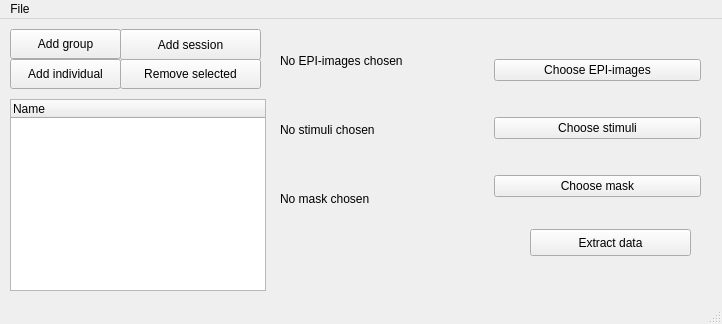
The window that src/ui/mainwindow.ui (pfechd/jabe) describes before a commit, drawn with Qt 5.
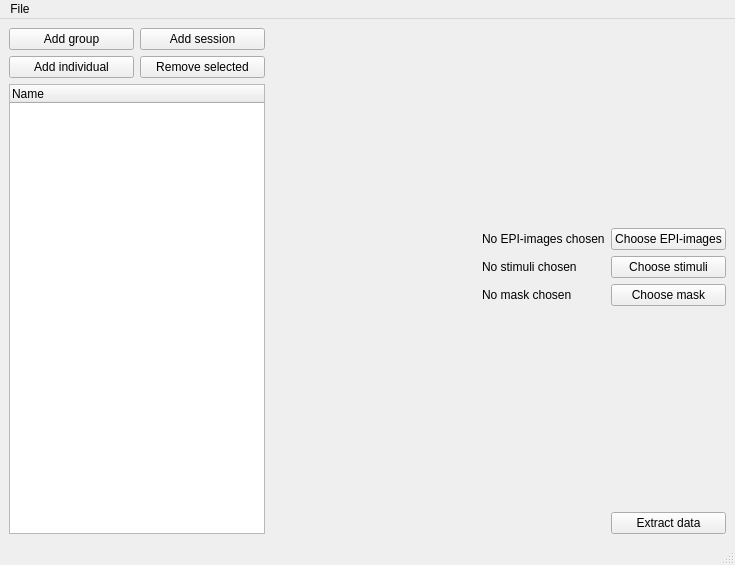
The same window after the commit.

Commit message: Fix layout in mainwindow

Diff of the .ui file:
```diff
--- a/src/ui/mainwindow.ui
+++ b/src/ui/mainwindow.ui
@@ -6,173 +6,174 @@
    <rect>
     <x>0</x>
     <y>0</y>
-    <width>722</width>
-    <height>324</height>
+    <width>735</width>
+    <height>565</height>
    </rect>
   </property>
   <property name="windowTitle">
    <string>Prototype</string>
   </property>
   <widget class="QWidget" name="centralwidget">
-   <widget class="QPushButton" name="pushButton">
-    <property name="geometry">
-     <rect>
-      <x>530</x>
-      <y>210</y>
-      <width>161</width>
-      <height>27</height>
-     </rect>
-    </property>
-    <property name="text">
-     <string>Extract data</string>
-    </property>
-   </widget>
-   <widget class="QWidget" name="horizontalLayoutWidget">
-    <property name="geometry">
-     <rect>
-      <x>280</x>
-      <y>10</y>
-      <width>421</width>
-      <height>201</height>
-     </rect>
-    </property>
-    <layout class="QHBoxLayout" name="horizontalLayout">
-     <item>
-      <layout class="QVBoxLayout" name="verticalLayout_3">
-       <item>
-        <widget class="QLabel" name="brainLabel">
+   <layout class="QHBoxLayout" name="horizontalLayout_2">
+    <item>
+     <layout class="QVBoxLayout" name="verticalLayout">
+      <item>
+       <layout class="QGridLayout" name="gridLayout">
+        <item row="1" column="1">
+         <widget class="QPushButton" name="remove_button">
+          <property name="text">
+           <string>Remove selected</string>
+          </property>
+         </widget>
+        </item>
+        <item row="1" column="0">
+         <widget class="QPushButton" name="add_individual_button">
+          <property name="text">
+           <string>Add individual</string>
+          </property>
+         </widget>
+        </item>
+        <item row="0" column="1">
+         <widget class="QPushButton" name="add_session_button">
+          <property name="text">
+           <string>Add session</string>
+          </property>
+         </widget>
+        </item>
+        <item row="0" column="0">
+         <widget class="QPushButton" name="add_group_button">
+          <property name="text">
+           <string>Add group</string>
+          </property>
+         </widget>
+        </item>
+       </layout>
+      </item>
+      <item>
+       <widget class="QTreeWidget" name="tree_widget">
+        <column>
          <property name="text">
-          <string>No EPI-images chosen</string>
+          <string>Name</string>
          </property>
-         <property name="wordWrap">
-          <bool>true</bool>
-         </property>
-        </widget>
-       </item>
-       <item>
-        <widget class="QLabel" name="stimuliLabel">
-         <property name="text">
-          <string>No stimuli chosen</string>
-         </property>
-         <property name="wordWrap">
-          <bool>true</bool>
-         </property>
-        </widget>
-       </item>
-       <item>
-        <widget class="QLabel" name="maskLabel">
-         <property name="text">
-          <string>No mask chosen</string>
-         </property>
-         <property name="wordWrap">
-          <bool>true</bool>
-         </property>
-        </widget>
-       </item>
-      </layout>
-     </item>
-     <item>
-      <layout class="QVBoxLayout" name="verticalLayout_2">
-       <item>
-        <widget class="QPushButton" name="brainButton">
-         <property name="text">
-          <string>Choose EPI-images</string>
-         </property>
-        </widget>
-       </item>
-       <item>
-        <widget class="QPushButton" name="stimuliButton">
-         <property name="text">
-          <string>Choose stimuli</string>
-         </property>
-        </widget>
-       </item>
-       <item>
-        <widget class="QPushButton" name="maskButton">
-         <property name="text">
-          <string>Choose mask</string>
-         </property>
-        </widget>
-       </item>
-      </layout>
-     </item>
-    </layout>
-   </widget>
-   <widget class="QPushButton" name="add_individual_button">
-    <property name="geometry">
-     <rect>
-      <x>10</x>
-      <y>40</y>
-      <width>111</width>
-      <height>30</height>
-     </rect>
-    </property>
-    <property name="text">
-     <string>Add individual</string>
-    </property>
-   </widget>
-   <widget class="QPushButton" name="remove_button">
-    <property name="geometry">
-     <rect>
-      <x>120</x>
-      <y>40</y>
-      <width>141</width>
-      <height>30</height>
-     </rect>
-    </property>
-    <property name="text">
-     <string>Remove selected</string>
-    </property>
-   </widget>
-   <widget class="QPushButton" name="add_group_button">
-    <property name="geometry">
-     <rect>
-      <x>10</x>
-      <y>10</y>
-      <width>111</width>
-      <height>30</height>
-     </rect>
-    </property>
-    <property name="text">
-     <string>Add group</string>
-    </property>
-   </widget>
-   <widget class="QTreeWidget" name="tree_widget">
-    <property name="geometry">
-     <rect>
-      <x>10</x>
-      <y>80</y>
-      <width>256</width>
-      <height>192</height>
-     </rect>
-    </property>
-    <column>
-     <property name="text">
-      <string>Name</string>
-     </property>
-    </column>
-   </widget>
-   <widget class="QPushButton" name="add_session_button">
-    <property name="geometry">
-     <rect>
-      <x>120</x>
-      <y>10</y>
-      <width>141</width>
-      <height>31</height>
-     </rect>
-    </property>
-    <property name="text">
-     <string>Add session</string>
-    </property>
-   </widget>
+        </column>
+       </widget>
+      </item>
+     </layout>
+    </item>
+    <item>
+     <spacer name="horizontalSpacer">
+      <property name="orientation">
+       <enum>Qt::Horizontal</enum>
+      </property>
+      <property name="sizeHint" stdset="0">
+       <size>
+        <width>40</width>
+        <height>20</height>
+       </size>
+      </property>
+     </spacer>
+    </item>
+    <item>
+     <layout class="QVBoxLayout" name="verticalLayout_4">
+      <item>
+       <layout class="QGridLayout" name="gridLayout_3">
+        <item row="4" column="1">
+         <spacer name="verticalSpacer">
+          <property name="orientation">
+           <enum>Qt::Vertical</enum>
+          </property>
+          <property name="sizeHint" stdset="0">
+           <size>
+            <width>20</width>
+            <height>40</height>
+           </size>
+          </property>
+         </spacer>
+        </item>
+        <item row="2" column="1">
+         <widget class="QPushButton" name="stimuliButton">
+          <property name="text">
+           <string>Choose stimuli</string>
+          </property>
+         </widget>
+        </item>
+        <item row="1" column="1">
+         <widget class="QPushButton" name="brainButton">
+          <property name="text">
+           <string>Choose EPI-images</string>
+          </property>
+         </widget>
+        </item>
+        <item row="2" column="0">
+         <widget class="QLabel" name="stimuliLabel">
+          <property name="text">
+           <string>No stimuli chosen</string>
+          </property>
+          <property name="wordWrap">
+           <bool>true</bool>
+          </property>
+         </widget>
+        </item>
+        <item row="5" column="1">
+         <widget class="QPushButton" name="pushButton">
+          <property name="text">
+           <string>Extract data</string>
+          </property>
+         </widget>
+        </item>
+        <item row="3" column="0">
+         <widget class="QLabel" name="maskLabel">
+          <property name="text">
+           <string>No mask chosen</string>
+          </property>
+          <property name="wordWrap">
+           <bool>true</bool>
+          </property>
+         </widget>
+        </item>
+        <item row="1" column="0">
+         <widget class="QLabel" name="brainLabel">
+          <property name="text">
+           <string>No EPI-images chosen</string>
+          </property>
+          <property name="wordWrap">
+           <bool>true</bool>
+          </property>
+         </widget>
+        </item>
+        <item row="3" column="1">
+         <widget class="QPushButton" name="maskButton">
+          <property name="text">
+           <string>Choose mask</string>
+          </property>
+         </widget>
+        </item>
+        <item row="0" column="1">
+         <spacer name="verticalSpacer_2">
+          <property name="orientation">
+           <enum>Qt::Vertical</enum>
+          </property>
+          <property name="sizeHint" stdset="0">
+           <size>
+            <width>20</width>
+            <height>40</height>
+           </size>
+          </property>
+         </spacer>
+        </item>
+       </layout>
+      </item>
+     </layout>
+    </item>
+   </layout>
   </widget>
   <widget class="QMenuBar" name="menubar">
    <property name="geometry">
     <rect>
      <x>0</x>
      <y>0</y>
-     <width>722</width>
-     <height>28</height>
+     <width>735</width>
+     <height>22</height>
     </rect>
    </property>
    <widget class="QMenu" name="menuFile">
```
